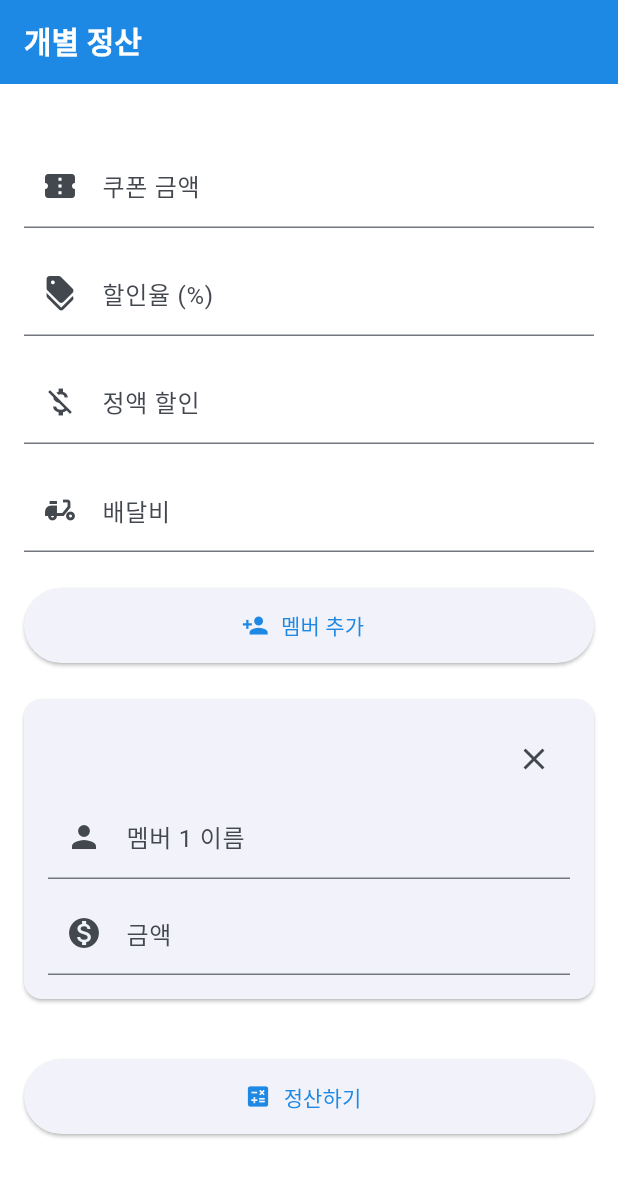
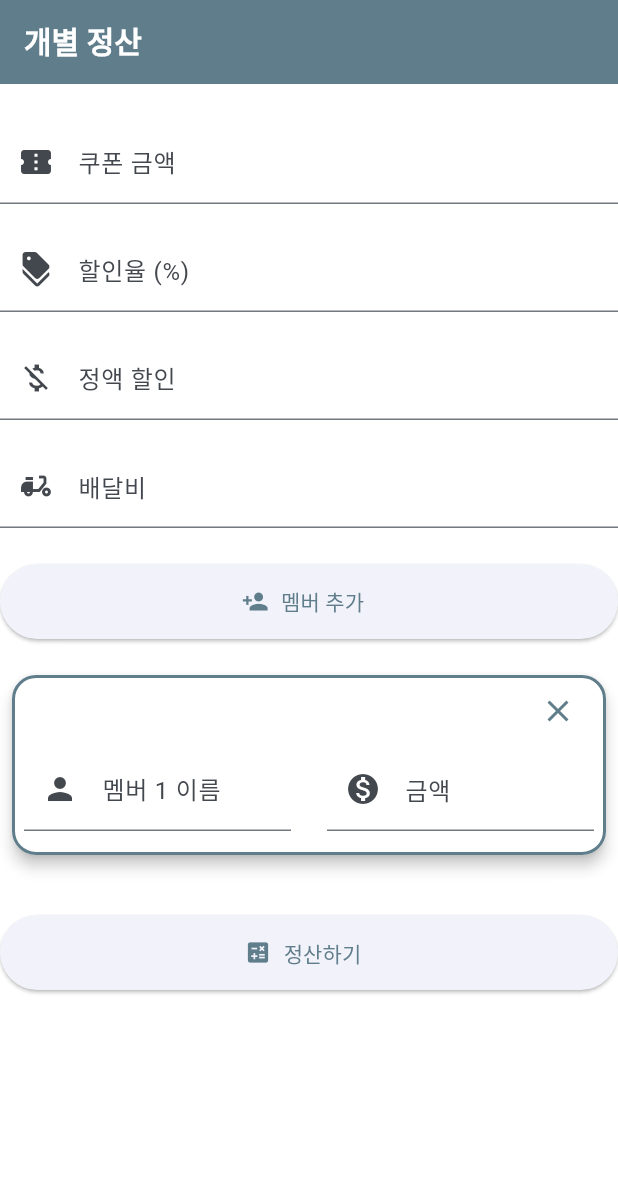
Before and after one commit to Limdongkeun/lunch_calculator, a Flutter app: the IndividualSplitTab widget shown alone on an empty page, opened directly, after a tap on "멤버 추가", on a phone screen of 412 x 824 dp. Shown: the top 1177 px of the screen. Run offline on Flutter 3.47's test engine with Material 3 defaults, Android fonts, the phone set to English and light mode, and no system bars.

Commit message:
> 2024-11-19
>> main #2 디자인 수정

```diff
--- a/lib/common/layout.dart
+++ b/lib/common/layout.dart
@@ -36,7 +36,7 @@ class _LayoutState extends State<Layout> {
               ),
             ],
           ),
-          backgroundColor: Colors.blue[600],
+          backgroundColor: Colors.blueGrey,
         ),
         body: SafeArea(
           child: Center(
@@ -46,12 +46,10 @@ class _LayoutState extends State<Layout> {
                 children: [
                   const SizedBox(height: 24.0),
                   Expanded(
-                      child: SizedBox(
-                    child: Column(
-                      children: [
-                        ...widget.custom!,
-                      ],
-                    ),
+                  child: Column(
+                    children: [
+                      ...widget.custom!,
+                    ],
                   )),
                 ],
               ),
--- a/lib/main.dart
+++ b/lib/main.dart
@@ -14,7 +14,7 @@ class MyApp extends StatelessWidget {
     return MaterialApp(
       debugShowCheckedModeBanner: false,
       theme: ThemeData(
-        colorScheme: ColorScheme.fromSeed(seedColor: Colors.blue, primary: Colors.blue[600]),
+        colorScheme: ColorScheme.fromSeed(seedColor: Colors.blue, primary: Colors.blueGrey),
         scaffoldBackgroundColor: Colors.white,
         useMaterial3: true,
       ),
--- a/lib/pages/EqualSplit.dart
+++ b/lib/pages/EqualSplit.dart
@@ -52,8 +52,7 @@ class _EqualSplitTabState extends State<EqualSplitTab> {
     return Layout(
       title: 'N분의 1 정산',
       custom: [
-        Padding(
-          padding: const EdgeInsets.all(16.0),
+        Expanded(
           child: SingleChildScrollView(
             physics: const ClampingScrollPhysics(),
             child: Column(
--- a/lib/pages/IndividualSplit.dart
+++ b/lib/pages/IndividualSplit.dart
@@ -83,8 +83,6 @@ class _IndividualSplitTabState extends State<IndividualSplitTab> {
       title: '개별 정산',
       custom: [
         Expanded(
-          child: Padding(
-            padding: const EdgeInsets.all(16.0),
           child: SingleChildScrollView(
             physics: const ClampingScrollPhysics(),
             child: Column(
@@ -138,9 +136,15 @@ class _IndividualSplitTabState extends State<IndividualSplitTab> {
                   final index = entry.key;
                   final member = entry.value;
                   return Card(
-                      margin: const EdgeInsets.only(bottom: 16.0),
+                    margin: const EdgeInsets.only(left: 8.0, right: 8.0, bottom: 16.0),
+                    shape: RoundedRectangleBorder(
+                      borderRadius: BorderRadius.circular(16.0),
+                      side: const BorderSide(width: 2.0, color: Colors.blueGrey),
+                    ),
+                    elevation: 4.0,
+                    color: Colors.white,
                     child: Padding(
-                        padding: const EdgeInsets.all(16.0),
+                      padding: const EdgeInsets.only(left: 8.0, right: 8.0, bottom: 16.0),
                       child: Column(
                         children: [
                           Row(
@@ -155,11 +159,15 @@ class _IndividualSplitTabState extends State<IndividualSplitTab> {
                                 icon: const Icon(
                                   Icons.close,
                                   size: 24.0,
+                                  color: Colors.blueGrey,
                                 ),
                               ),
                             ],
                           ),
-                            TextField(
+                          Row(
+                            children: [
+                              Expanded(
+                                child: TextField(
                                   onChanged: (value) {
                                     setState(() {
                                       member.name = value;
@@ -170,8 +178,10 @@ class _IndividualSplitTabState extends State<IndividualSplitTab> {
                                     prefixIcon: const Icon(Icons.person),
                                   ),
                                 ),
-                            const SizedBox(height: 8),
-                            TextField(
+                              ),
+                              const SizedBox(width: 24.0),
+                              Expanded(
+                                child: TextField(
                                   onChanged: (value) {
                                     setState(() {
                                       member.amount = double.tryParse(value) ?? 0;
@@ -182,6 +192,9 @@ class _IndividualSplitTabState extends State<IndividualSplitTab> {
                                     prefixIcon: Icon(Icons.monetization_on),
                                   ),
                                   keyboardType: TextInputType.number,
+                                ),
+                              ),
+                            ],
                           ),
                           if (member.finalAmount != null) ...[
                             const SizedBox(height: 16),
@@ -212,7 +225,6 @@ class _IndividualSplitTabState extends State<IndividualSplitTab> {
               ],
             ),
           ),
-          ),
         )
       ],
     );
```
Lines whose indentation alone changed are shown as unchanged.
